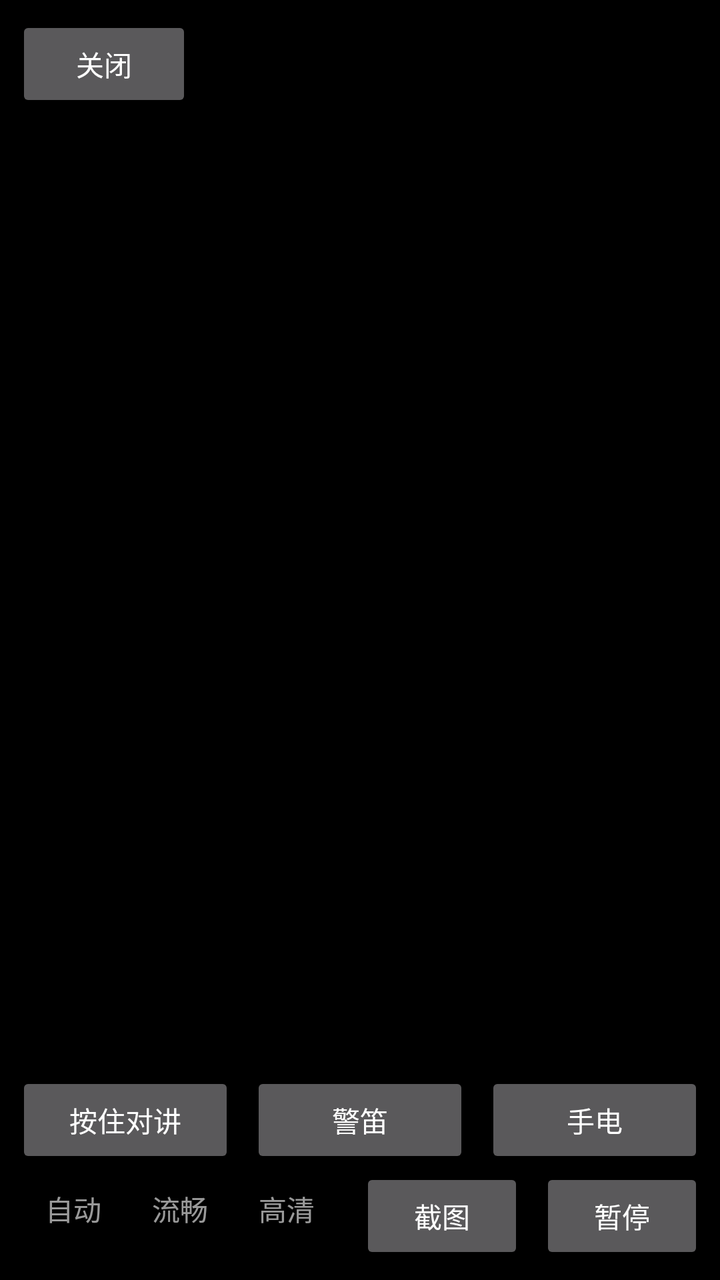
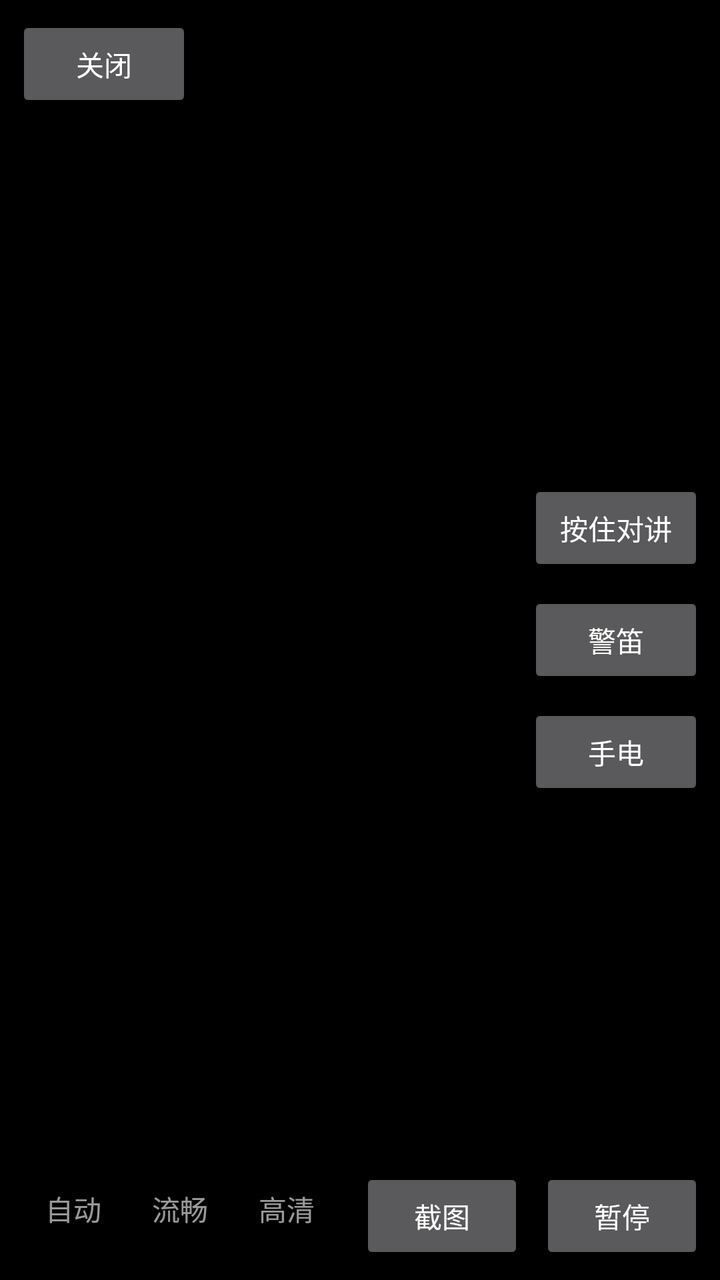

Screens rendered from an Android XML layout before and after an edit, with the pre-edit source and the edit as a unified diff.
<!-- AndroidManifest.xml: application theme Theme.QuietSentry -->
<!-- res/layout/activity_live_view.xml -->
<?xml version="1.0" encoding="utf-8"?>
<FrameLayout xmlns:android="http://schemas.android.com/apk/res/android"
    android:layout_width="match_parent"
    android:layout_height="match_parent"
    android:background="@color/qs_bg">

    <ImageView
        android:id="@+id/live_image"
        android:layout_width="match_parent"
        android:layout_height="match_parent"
        android:contentDescription="@string/live_frame_desc"
        android:scaleType="fitCenter" />

    <TextView
        android:id="@+id/live_status"
        android:layout_width="match_parent"
        android:layout_height="wrap_content"
        android:layout_gravity="center"
        android:gravity="center"
        android:padding="24dp"
        android:textColor="@color/qs_text_muted"
        android:textSize="14sp" />

    <LinearLayout
        android:id="@+id/live_top_bar"
        android:layout_width="match_parent"
        android:layout_height="wrap_content"
        android:background="@color/qs_overlay"
        android:gravity="center_vertical"
        android:orientation="horizontal"
        android:padding="8dp">

        <Button
            android:id="@+id/live_back"
            android:layout_width="wrap_content"
            android:layout_height="wrap_content"
            android:text="@string/live_close" />

        <TextView
            android:id="@+id/live_title"
            android:layout_width="0dp"
            android:layout_height="wrap_content"
            android:layout_weight="1"
            android:gravity="center"
            android:textColor="@color/qs_text"
            android:textSize="16sp" />

        <TextView
            android:id="@+id/live_counter"
            android:layout_width="wrap_content"
            android:layout_height="wrap_content"
            android:textColor="@color/qs_text_muted"
            android:textSize="13sp" />
    </LinearLayout>

    <LinearLayout
        android:id="@+id/live_bottom_bar"
        android:layout_width="match_parent"
        android:layout_height="wrap_content"
        android:layout_gravity="bottom"
        android:background="@color/qs_overlay"
        android:orientation="vertical"
        android:padding="8dp">

        
        <LinearLayout
            android:layout_width="match_parent"
            android:layout_height="wrap_content"
            android:orientation="horizontal">

            <Button
                android:id="@+id/live_talk"
                android:layout_width="0dp"
                android:layout_height="wrap_content"
                android:layout_marginEnd="8dp"
                android:layout_weight="1"
                android:text="@string/live_talk" />

            <Button
                android:id="@+id/live_siren"
                android:layout_width="0dp"
                android:layout_height="wrap_content"
                android:layout_marginEnd="8dp"
                android:layout_weight="1"
                android:text="@string/live_siren" />

            <Button
                android:id="@+id/live_torch"
                android:layout_width="0dp"
                android:layout_height="wrap_content"
                android:layout_weight="1"
                android:text="@string/live_torch" />
        </LinearLayout>

        <LinearLayout
            android:layout_width="match_parent"
            android:layout_height="wrap_content"
            android:orientation="horizontal">

        
        <LinearLayout
            android:id="@+id/live_quality_group"
            android:layout_width="0dp"
            android:layout_height="wrap_content"
            android:layout_marginEnd="8dp"
            android:layout_weight="2"
            android:background="@color/qs_overlay"
            android:orientation="horizontal"
            android:padding="2dp">

            <TextView
                android:id="@+id/live_quality_auto"
                android:layout_width="0dp"
                android:layout_height="wrap_content"
                android:layout_weight="1"
                android:background="@drawable/live_quality_pill_item"
                android:gravity="center"
                android:paddingTop="8dp"
                android:paddingBottom="8dp"
                android:text="@string/live_quality_auto"
                android:textColor="@color/live_quality_pill_text"
                android:textSize="14sp" />

            <TextView
                android:id="@+id/live_quality_smooth"
                android:layout_width="0dp"
                android:layout_height="wrap_content"
                android:layout_weight="1"
                android:background="@drawable/live_quality_pill_item"
                android:gravity="center"
                android:paddingTop="8dp"
                android:paddingBottom="8dp"
                android:text="@string/live_quality_smooth"
                android:textColor="@color/live_quality_pill_text"
                android:textSize="14sp" />

            <TextView
                android:id="@+id/live_quality_hd"
                android:layout_width="0dp"
                android:layout_height="wrap_content"
                android:layout_weight="1"
                android:background="@drawable/live_quality_pill_item"
                android:gravity="center"
                android:paddingTop="8dp"
                android:paddingBottom="8dp"
                android:text="@string/live_quality_hd"
                android:textColor="@color/live_quality_pill_text"
                android:textSize="14sp" />
        </LinearLayout>

            <Button
                android:id="@+id/live_snapshot"
                android:layout_width="0dp"
                android:layout_height="wrap_content"
                android:layout_marginEnd="8dp"
                android:layout_weight="1"
                android:text="@string/live_snapshot" />

            <Button
                android:id="@+id/live_pause"
                android:layout_width="0dp"
                android:layout_height="wrap_content"
                android:layout_weight="1"
                android:text="@string/live_pause" />
        </LinearLayout>
    </LinearLayout>
</FrameLayout>
<!-- resources referenced by this layout -->
<resources>
  <color name="qs_bg">#FF000000</color>
  <color name="qs_overlay">#99000000</color>
  <color name="qs_text">#FFFFFFFF</color>
  <color name="qs_text_muted">#99FFFFFF</color>
  <!-- drawable live_quality_pill_item (drawable) -->
  <?xml version="1.0" encoding="utf-8"?>
  <selector xmlns:android="http://schemas.android.com/apk/res/android">
      <item android:state_selected="true">
          <shape android:shape="rectangle">
              <corners android:radius="18dp" />
              <solid android:color="@color/qs_accent_soft" />
          </shape>
      </item>
      <item>
          <shape android:shape="rectangle">
              <corners android:radius="18dp" />
              <solid android:color="@android:color/transparent" />
          </shape>
      </item>
  </selector>
  <string name="live_close">关闭</string>
  <string name="live_frame_desc">实时画面</string>
  <string name="live_pause">暂停</string>
  <string name="live_quality_auto">自动</string>
  <string name="live_quality_hd">高清</string>
  <string name="live_quality_smooth">流畅</string>
  <string name="live_siren">警笛</string>
  <string name="live_snapshot">截图</string>
  <string name="live_talk">按住对讲</string>
  <string name="live_torch">手电</string>
  <style name="Theme.QuietSentry" parent="Theme.AppCompat.NoActionBar">
          <item name="android:windowBackground">@android:color/black</item>
          <item name="android:statusBarColor">@android:color/black</item>
          <item name="android:navigationBarColor">@android:color/black</item>
      </style>
  <color name="qs_accent_soft">#3300BFA6</color>
</resources>

<!-- the commit's change to res/layout/activity_live_view.xml (unified diff, before → after) -->
@@ -53,6 +53,36 @@
             android:textSize="13sp" />
     </LinearLayout>
 
+    
+    <LinearLayout
+        android:id="@+id/live_actions"
+        android:layout_width="wrap_content"
+        android:layout_height="wrap_content"
+        android:layout_gravity="end|center_vertical"
+        android:orientation="vertical"
+        android:padding="8dp">
+
+        <Button
+            android:id="@+id/live_talk"
+            android:layout_width="wrap_content"
+            android:layout_height="wrap_content"
+            android:text="@string/live_talk" />
+
+        <Button
+            android:id="@+id/live_siren"
+            android:layout_width="wrap_content"
+            android:layout_height="wrap_content"
+            android:layout_marginTop="8dp"
+            android:text="@string/live_siren" />
+
+        <Button
+            android:id="@+id/live_torch"
+            android:layout_width="wrap_content"
+            android:layout_height="wrap_content"
+            android:layout_marginTop="8dp"
+            android:text="@string/live_torch" />
+    </LinearLayout>
+
     <LinearLayout
         android:id="@+id/live_bottom_bar"
         android:layout_width="match_parent"
@@ -61,36 +91,6 @@
         android:background="@color/qs_overlay"
         android:orientation="vertical"
         android:padding="8dp">
-
-        
-        <LinearLayout
-            android:layout_width="match_parent"
-            android:layout_height="wrap_content"
-            android:orientation="horizontal">
-
-            <Button
-                android:id="@+id/live_talk"
-                android:layout_width="0dp"
-                android:layout_height="wrap_content"
-                android:layout_marginEnd="8dp"
-                android:layout_weight="1"
-                android:text="@string/live_talk" />
-
-            <Button
-                android:id="@+id/live_siren"
-                android:layout_width="0dp"
-                android:layout_height="wrap_content"
-                android:layout_marginEnd="8dp"
-                android:layout_weight="1"
-                android:text="@string/live_siren" />
-
-            <Button
-                android:id="@+id/live_torch"
-                android:layout_width="0dp"
-                android:layout_height="wrap_content"
-                android:layout_weight="1"
-                android:text="@string/live_torch" />
-        </LinearLayout>
 
         <LinearLayout
             android:layout_width="match_parent"
